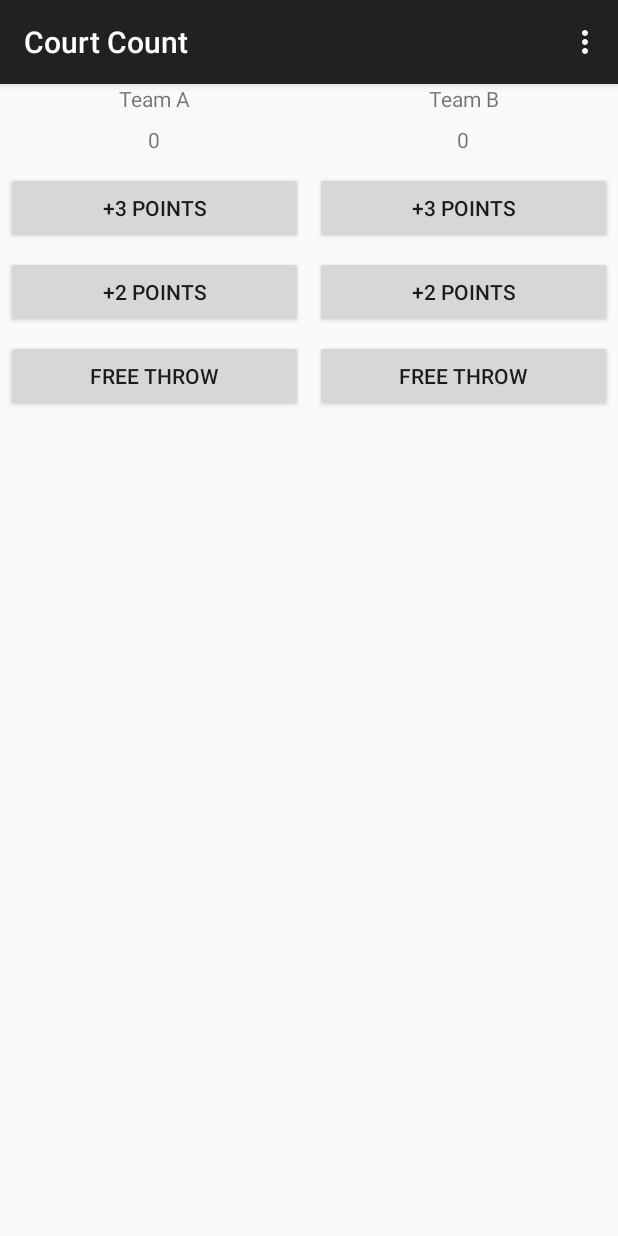
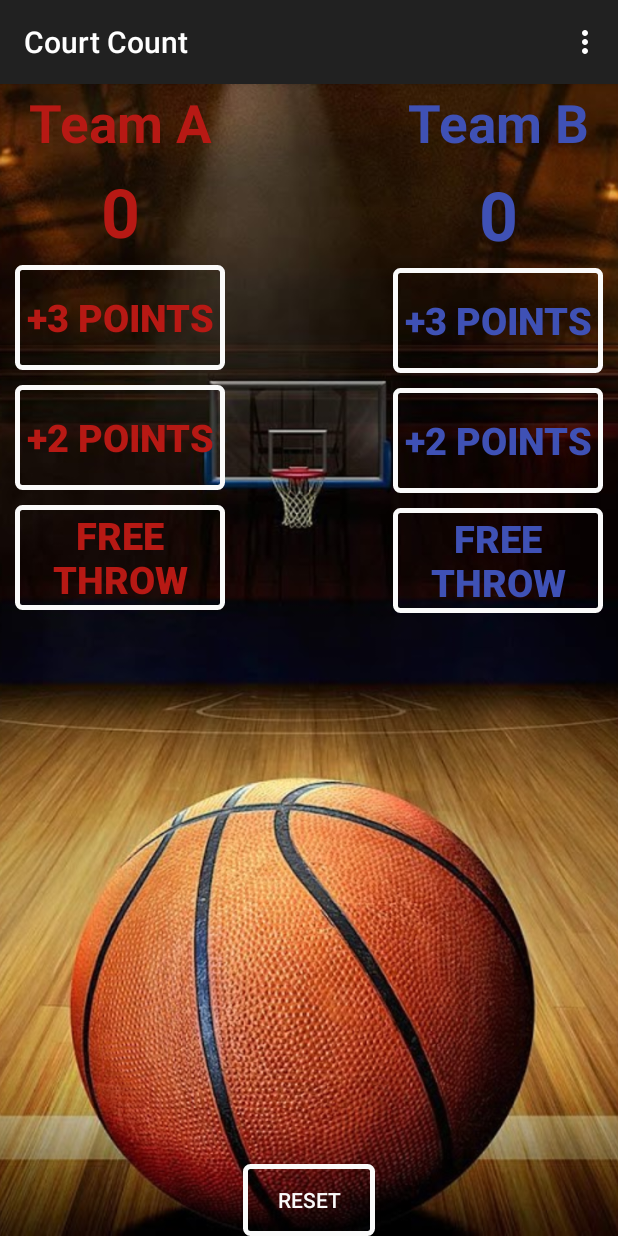
Before and after one commit to 1985michel/android-courtcount, an Android app: the screen it shows after launch (MainActivity), on a phone screen of 412 x 824 dp. Run offline under Robolectric (Android 15) with nearby library versions, the phone set to English and light mode, and no system bars.

Commit message:
Functinal code with my layout - Done!

```diff
--- a/app/src/main/java/com/project1985michel/courtcount/MainActivity.java
+++ b/app/src/main/java/com/project1985michel/courtcount/MainActivity.java
@@ -16,6 +16,7 @@ public class MainActivity extends AppCompatActivity {
     protected void onCreate(Bundle savedInstanceState) {
         super.onCreate(savedInstanceState);
         setContentView(R.layout.activity_main);
+
     }
 
     @Override
@@ -77,7 +78,7 @@ public class MainActivity extends AppCompatActivity {
      * The method below change the score of team B on the screen
      * @param score
      */
-    public void displayForTeamB(int score){
+    public void displayForTeamB(int score) {
 
         TextView scoreBView = (TextView) findViewById(R.id.team_b_score);
         scoreBView.setText(String.valueOf(score));
@@ -104,4 +105,10 @@ public class MainActivity extends AppCompatActivity {
     public void add1PointTeamB(View view){
         addTeam_b_score(1);
     }
+
+    public void resetMethod(View v){
+        scoreTeamA=scoreTeamB=0;
+        displayForTeamA(scoreTeamA);
+        displayForTeamB(scoreTeamB);
+    }
 }
--- /dev/null
+++ b/app/src/main/res/drawable/buttons_teama.xml
@@ -0,0 +1,19 @@
+<?xml version="1.0" encoding="utf-8"?>
+<shape xmlns:android="http://schemas.android.com/apk/res/android"
+    android:shape="rectangle"
+    >
+    <solid
+        android:background="@android:color/transparent"
+        >
+
+
+    </solid>
+
+
+
+
+    <corners android:radius="3dp" />
+    <stroke
+        android:width="5px"
+        android:color="#FAFAFA" />
+</shape>
--- a/app/src/main/res/layout/activity_main.xml
+++ b/app/src/main/res/layout/activity_main.xml
@@ -1,58 +1,107 @@
-<LinearLayout xmlns:android="http://schemas.android.com/apk/res/android"
+<RelativeLayout xmlns:android="http://schemas.android.com/apk/res/android"
     xmlns:tools="http://schemas.android.com/tools"
     android:layout_width="match_parent"
     android:layout_height="match_parent"
-    android:orientation="horizontal"
+
 
     tools:context=".MainActivity">
+
+    <ImageView
+        android:layout_width="match_parent"
+        android:layout_height="match_parent"
+        android:src="@drawable/backwallpaper"
+        android:scaleType="centerCrop"/>
+
+    <LinearLayout
+        android:layout_width="match_parent"
+        android:layout_height="wrap_content"
+        android:layout_weight="1"
+        android:orientation="horizontal">
+
 
         <LinearLayout
             android:layout_width="fill_parent"
             android:layout_height="wrap_content"
-        android:orientation="vertical"
-        android:layout_weight="1">
+            android:layout_weight="1"
+            android:orientation="vertical">
+
+
 
             <TextView
-            android:layout_width="match_parent"
+                android:layout_width="140dp"
                 android:layout_height="wrap_content"
+                android:layout_marginLeft="10dp"
                 android:gravity="center_horizontal"
-            android:layout_marginBottom="8dp"
+                android:paddingTop="2dp"
+                android:textStyle="bold"
+                android:textSize="35sp"
+                android:textColor="#b71914"
                 android:text="Team A"
 
                 />
 
             <TextView
-            android:layout_width="match_parent"
-            android:layout_height="wrap_content"
+                android:id="@+id/team_a_score"
+                android:layout_width="140dp"
+                android:layout_height="match_parent"
+                android:layout_marginLeft="10dp"
+                android:layout_marginTop="5dp"
+                android:layout_marginBottom="5dp"
+
                 android:gravity="center_horizontal"
-            android:layout_marginBottom="8dp"
-            android:id="@+id/team_a_score"
-            android:text="0" />
+
+                android:textStyle="bold"
+                android:textSize="45sp"
+                android:textColor="#b71914"
+                android:text="0"
+                />
 
             <Button
-            android:layout_width="match_parent"
-            android:layout_height="wrap_content"
-            android:layout_margin="4dp"
+                android:layout_width="140dp"
+                android:layout_height="70dp"
+                android:layout_marginBottom="10dp"
+                android:layout_marginLeft="10dp"
+
+                android:onClick="add3PointsTeamA"
                 android:text="+3 POINTS"
-            android:onClick="add3PointsTeamA"
+
+                android:textStyle="bold"
+                android:textSize="25sp"
+                android:textColor="#b71914"
+
+                android:background="@drawable/buttons_teama"
 
                 />
 
             <Button
-            android:layout_width="match_parent"
-            android:layout_height="wrap_content"
-            android:layout_margin="4dp"
+                android:layout_width="140dp"
+                android:layout_height="70dp"
+                android:layout_marginBottom="10dp"
+                android:layout_marginLeft="10dp"
+
+                android:onClick="add2PointsTeamA"
                 android:text="+2 POINTS"
-            android:onClick="add2PointsTeamA"
-            />
+
+                android:textStyle="bold"
+                android:textSize="25sp"
+                android:textColor="#b71914"
+
+
+                android:background="@drawable/buttons_teama"/>
 
             <Button
-            android:layout_width="match_parent"
-            android:layout_height="wrap_content"
-            android:layout_margin="4dp"
+                android:layout_width="140dp"
+                android:layout_height="70dp"
+                android:layout_marginBottom="4dp"
+                android:layout_marginLeft="10dp"
+                android:onClick="add1PointTeamA"
                 android:text="FREE THROW"
-            android:onClick="add1PointTeamA"
-            />
+
+                android:textStyle="bold"
+                android:textSize="25sp"
+                android:textColor="#b71914"
+
+                android:background="@drawable/buttons_teama"/>
 
 
         </LinearLayout>
@@ -60,53 +109,107 @@
         <LinearLayout
             android:layout_width="fill_parent"
             android:layout_height="wrap_content"
-        android:orientation="vertical"
-        android:layout_weight="1">
+            android:layout_weight="1"
+            android:orientation="vertical">
 
             <TextView
-            android:layout_width="match_parent"
+                android:layout_width="140dp"
                 android:layout_height="wrap_content"
+                android:layout_marginRight="10dp"
+                android:layout_gravity="right"
                 android:gravity="center_horizontal"
-            android:layout_marginBottom="8dp"
+                android:paddingTop="2dp"
+                android:textStyle="bold"
+                android:textSize="35sp"
+
+
+
+                android:textColor="#3F51B5"
                 android:text="Team B"
 
                 />
 
             <TextView
-            android:layout_width="match_parent"
-            android:layout_height="wrap_content"
+                android:id="@+id/team_b_score"
+
+
+                android:layout_width="140dp"
+                android:layout_height="match_parent"
+                android:layout_marginRight="10dp"
+                android:layout_gravity="right"
                 android:gravity="center_horizontal"
-            android:layout_marginBottom="8dp"
-            android:id="@+id/team_b_score"
+                android:paddingTop="2dp"
+                android:textStyle="bold"
+                android:textSize="45sp"
+
+                android:layout_marginTop="5dp"
+                android:layout_marginBottom="5dp"
+
+                android:textColor="#3F51B5"
                 android:text="0" />
 
             <Button
-            android:layout_width="match_parent"
-            android:layout_height="wrap_content"
-            android:layout_margin="4dp"
+                android:layout_width="140dp"
+                android:layout_height="70dp"
+                android:layout_marginBottom="10dp"
+                android:layout_marginRight="10dp"
+                android:layout_gravity="right"
+                android:textStyle="bold"
+                android:textSize="25sp"
+                android:textColor="#3F51B5"
+
+                android:background="@drawable/buttons_teama"
+                android:onClick="add3PointsTeamB"
                 android:text="+3 POINTS"
-            android:onClick="add3PointsTeamB"
 
                 />
 
             <Button
-            android:layout_width="match_parent"
-            android:layout_height="wrap_content"
-            android:layout_margin="4dp"
-            android:text="+2 POINTS"
+                android:layout_width="140dp"
+                android:layout_height="70dp"
+                android:layout_marginBottom="10dp"
+                android:layout_marginRight="10dp"
+                android:layout_gravity="right"
+                android:background="@drawable/buttons_teama"
+
+                android:textStyle="bold"
+                android:textSize="25sp"
+                android:textColor="#3F51B5"
+
                 android:onClick="add2PointsTeamB"
-            />
+                android:text="+2 POINTS" />
 
             <Button
-            android:layout_width="match_parent"
-            android:layout_height="wrap_content"
-            android:layout_margin="4dp"
-            android:text="FREE THROW"
+                android:layout_width="140dp"
+                android:layout_height="70dp"
+                android:layout_marginBottom="10dp"
+                android:layout_marginRight="10dp"
+                android:layout_gravity="right"
+                android:background="@drawable/buttons_teama"
+                android:textStyle="bold"
+                android:textSize="25sp"
+                android:textColor="#3F51B5"
+
+
+
                 android:onClick="add1PointTeamB"
-            />
+                android:text="FREE THROW" />
 
 
         </LinearLayout>
 
+    </LinearLayout>
 
-</LinearLayout>
+    <Button
+        android:layout_width="wrap_content"
+        android:layout_height="wrap_content"
+        android:text="Reset"
+        android:layout_alignParentBottom="true"
+        android:layout_centerHorizontal="true"
+        android:background="@drawable/buttons_teama"
+        android:textColor="#FAFAFA"
+
+        android:onClick="resetMethod"/>
+
+
+</RelativeLayout>
```
Also changed, not shown: app/src/main/res/drawable/backwallpaper.jpg (added). Lines whose indentation alone changed are shown as unchanged.
